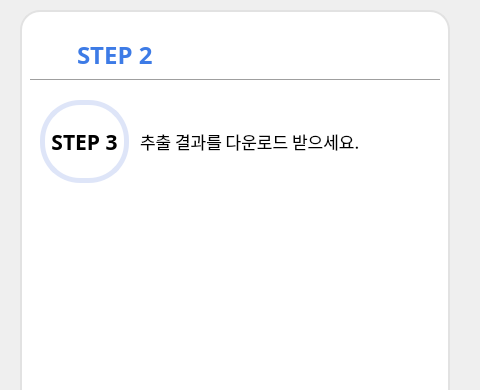
This is JBExtractor/JBExtractor_v1.1.ui in hayoungday/jebobada as Qt 5 draws it before an edit; both pictures show x 0 to 480 and y 0 to 390 of the 1020 by 830 pixel window. The edited form follows.
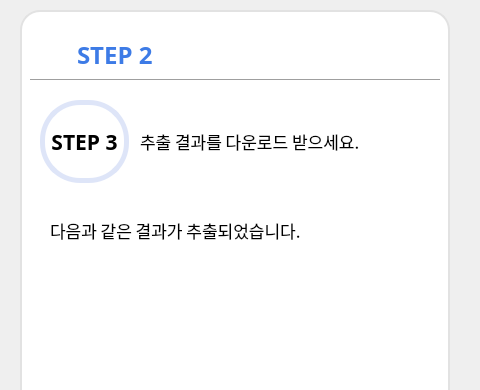
This is the edited form. The open tabs and pages were chosen to show the change. Icons and pictures are not drawn.

```diff
--- a/JBExtractor/JBExtractor_v1.1.ui
+++ b/JBExtractor/JBExtractor_v1.1.ui
@@ -2763,6 +2763,27 @@
        <set>Qt::AlignCenter</set>
       </property>
      </widget>
+     <widget class="QLabel" name="label_120">
+      <property name="geometry">
+       <rect>
+        <x>40</x>
+        <y>195</y>
+        <width>299</width>
+        <height>51</height>
+       </rect>
+      </property>
+      <property name="font">
+       <font>
+        <family>나눔스퀘어</family>
+        <pointsize>13</pointsize>
+        <weight>50</weight>
+        <bold>false</bold>
+       </font>
+      </property>
+      <property name="text">
+       <string>다음과 같은 결과가 추출되었습니다.</string>
+      </property>
+     </widget>
      <zorder>label_23</zorder>
      <zorder>label_27</zorder>
      <zorder>label_14</zorder>
@@ -2773,6 +2794,7 @@
      <zorder>horizontalLayoutWidget_51</zorder>
      <zorder>label_119</zorder>
      <zorder>label_step1_6</zorder>
+     <zorder>label_120</zorder>
     </widget>
     <widget class="QWidget" name="page_8">
      <widget class="QPushButton" name="backBtn_step4">
```
